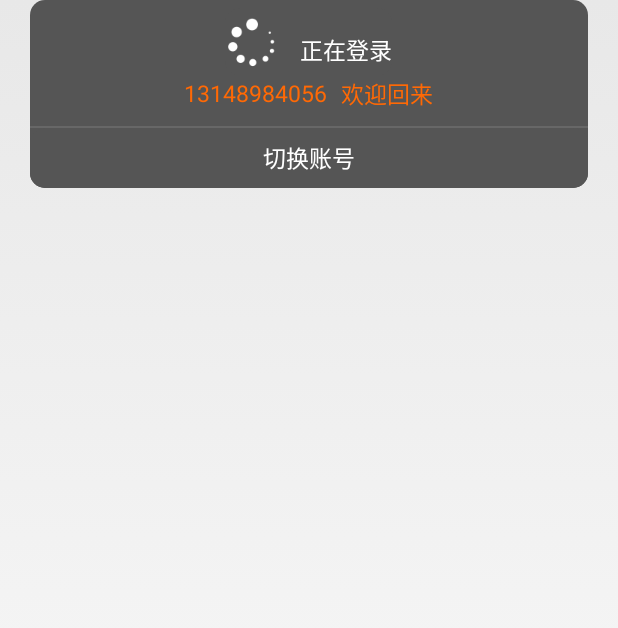
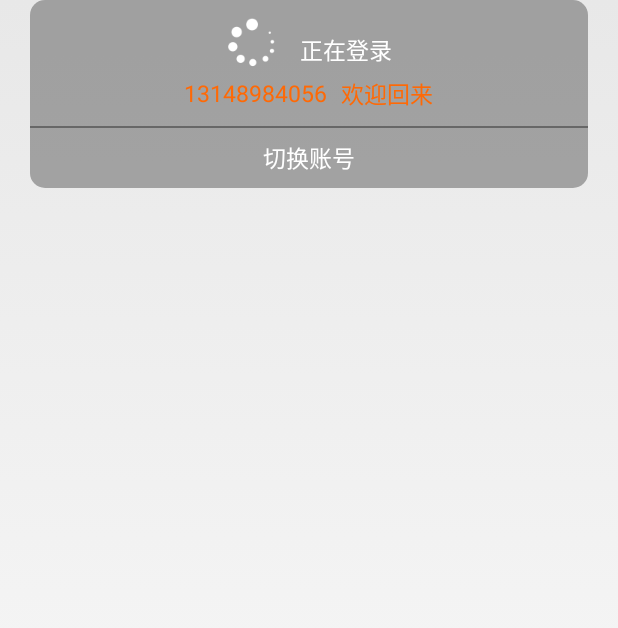
Before and after one commit to Moon0011/qf_sdk_res2, an Android app: the layout huo_sdk_include_fast_login.xml on its own in the app's theme, with its tools: preview values and no code run, on a phone screen of 412 x 824 dp. Shown: the top 628 px of the screen. Run offline under Robolectric (Android 15) with nearby library versions, the phone set to English and light mode, and no system bars.

Commit message:
1.快速登陆框样式调整

```diff
--- a/HuoSusdk/src/main/res/drawable/huo_sdk_sdk_spalns_login.xml
+++ b/HuoSusdk/src/main/res/drawable/huo_sdk_sdk_spalns_login.xml
@@ -3,7 +3,7 @@
     xmlns:android="http://schemas.android.com/apk/res/android"
     android:shape="rectangle">
     <!-- 填充的颜色 -->
-    <solid android:color="#555555" />
+    <solid android:color="#50000000" />
     <!-- 设置按钮的四个角为弧形 -->
     <!-- android:radius 弧形的半径 -->
     <corners android:radius="10dip" />
--- a/HuoSusdk/src/main/res/layout/huo_sdk_include_fast_login.xml
+++ b/HuoSusdk/src/main/res/layout/huo_sdk_include_fast_login.xml
@@ -15,7 +15,6 @@
         android:layout_height="45dip"
         android:layout_gravity="center"
         android:layout_marginTop="5dp"
-        android:background="@drawable/huo_sdk_sdk_spalns_login"
         android:visibility="visible">
 
         <ImageView
@@ -79,7 +78,6 @@
         android:id="@+id/huo_sdk_tv_fastChangeCount"
         android:layout_width="match_parent"
         android:layout_height="40dp"
-        android:background="@drawable/huo_sdk_sdk_spalns_login"
         android:gravity="center"
         android:text="切换账号"
         android:textColor="@android:color/white"
```
